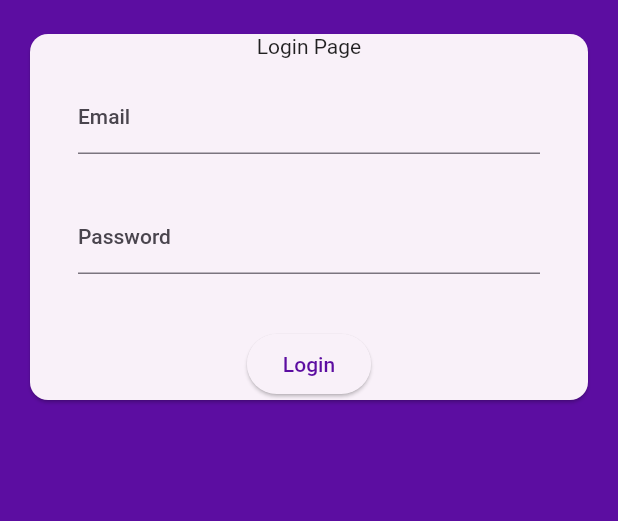
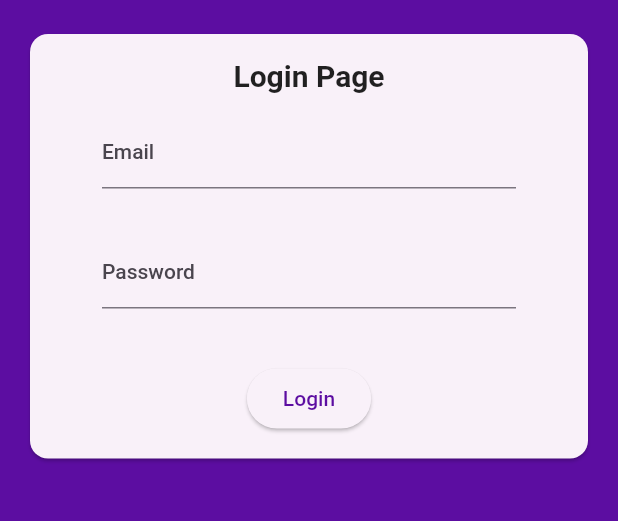
Before and after one commit to chanakya-ex3/OperaAppDesktop, a Flutter app: the screen it shows after launch, on a phone screen of 412 x 824 dp, the part 80-601 px from its top. Run offline on Flutter 3.47's test engine with Material 2 defaults, Android fonts, the phone set to English and light mode, and no system bars.

Commit message:
login card created v2

```diff
--- a/lib/Pages/Auth.dart
+++ b/lib/Pages/Auth.dart
@@ -31,12 +31,18 @@
           child: Card(
             margin: EdgeInsets.all(20),
             child: SingleChildScrollView(
+              child: Padding(
+                padding: const EdgeInsets.all(16.0),
                 child: Container(
                   width: 600,
                   child: Form(
                     child: Column(
                       children: [
-                      Text("Login Page"),
+                        Text("Login Page",
+                        style: TextStyle(
+                          fontSize: 20,
+                          fontWeight: FontWeight.bold,
+                        ),),
                         Padding(
                           padding: const EdgeInsets.symmetric(vertical: 16, horizontal: 32),
                           child: TextFormField(
@@ -66,6 +72,7 @@
             ),
           ),
         ),
+      ),
     );
   }
 }
```
Lines whose indentation alone changed are shown as unchanged.
